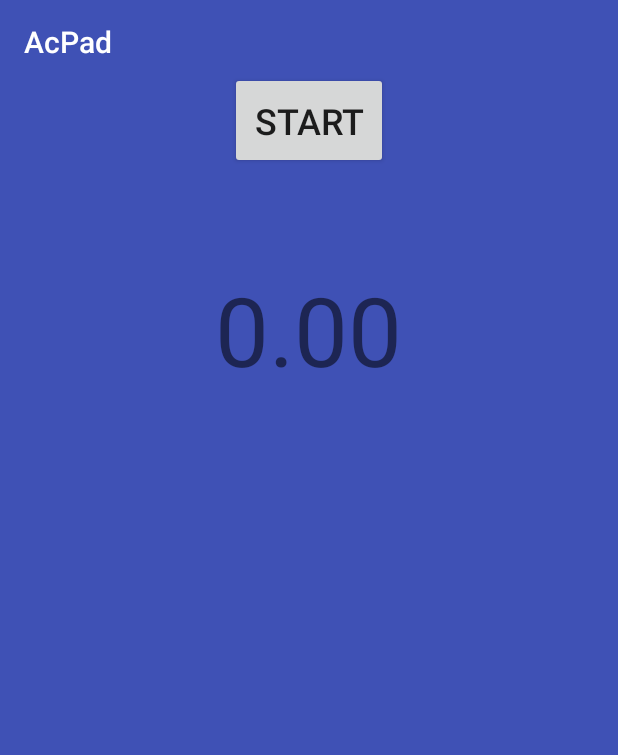
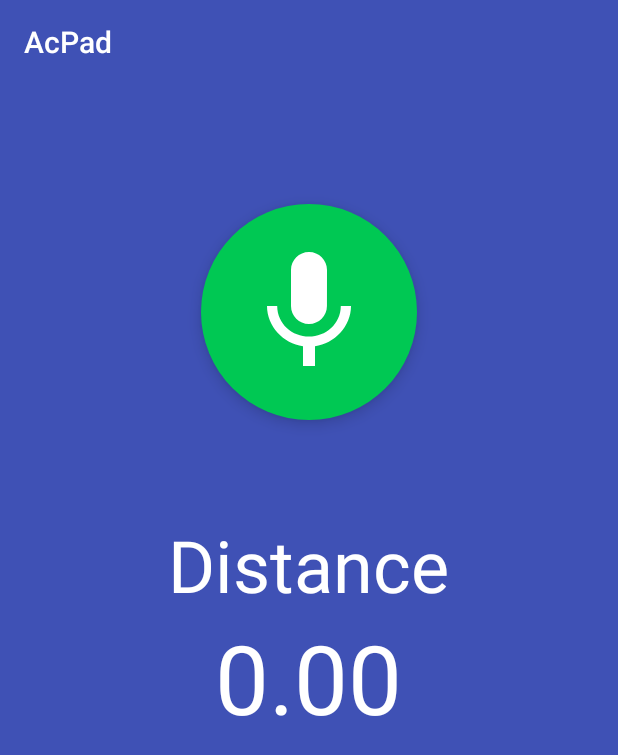
Before and after one commit to jqjiang819/AcousticPad, an Android app: the screen it shows after launch (MainActivity), on a phone screen of 412 x 824 dp. Shown: the top 755 px of the screen. Run offline under Robolectric (Android 15) with nearby library versions, the phone set to English and light mode, and no system bars.

Commit message:
UI: new ui

```diff
--- a/app/src/main/java/com/bigrats/acpad/MainActivity.java
+++ b/app/src/main/java/com/bigrats/acpad/MainActivity.java
@@ -6,6 +6,7 @@ import android.os.Bundle;
 import android.support.v7.widget.Toolbar;
 import android.view.View;
 import android.widget.Button;
+import android.widget.ImageButton;
 import android.widget.TextView;
 
 import com.bigrats.acpad.utils.PermissionRequest;
@@ -14,7 +15,7 @@ import com.bigrats.acpadlib.AcPadHelper;
 import java.text.DecimalFormat;
 
 public class MainActivity extends AppCompatActivity {
-    Button btn_start = null;
+    ImageButton btn_start = null;
     TextView tv_dist = null;
     AcPadHelper acPadHelper = null;
 
@@ -32,7 +33,7 @@ public class MainActivity extends AppCompatActivity {
         Toolbar toolbar = (Toolbar) findViewById(R.id.toolbar);
         setSupportActionBar(toolbar);
 
-        this.btn_start = (Button) findViewById(R.id.btn_start);
+        this.btn_start = (ImageButton) findViewById(R.id.btn_start);
         this.tv_dist = (TextView) findViewById(R.id.tv_dist);
 
         btn_start.setContentDescription("START");
@@ -42,11 +43,8 @@ public class MainActivity extends AppCompatActivity {
         btn_start.setOnClickListener(new View.OnClickListener() {
             @Override
             public void onClick(View v) {
-                Button btn = (Button) v;
-                if (!btn.getContentDescription().equals("STOP")) {
-                    btn.setText("STOP");
-                    btn.setTextColor(getColor(R.color.colorAccent));
-                    btn.setContentDescription("STOP");
+                ImageButton btn = (ImageButton) v;
+                if (btn.getContentDescription().equals("START")) {
                     acPadHelper = new AcPadHelper("LEVD") {
                         @Override
                         public void onDataReceive(double[] data) {
@@ -56,12 +54,15 @@ public class MainActivity extends AppCompatActivity {
                         }
                     };
                     acPadHelper.run();
+                    btn.setImageResource(R.drawable.ic_stop_white_96dp);
+                    btn.setBackgroundResource(R.drawable.oval_btn_stop);
+                    btn.setContentDescription("STOP");
                 } else {
-                    btn.setText("START");
-                    btn.setTextColor(getColor(R.color.colorPrimaryDark));
+                    acPadHelper.stop();
                     tv_dist.setText("0.00");
+                    btn.setImageResource(R.drawable.ic_mic_white_96dp);
+                    btn.setBackgroundResource(R.drawable.oval_btn_start);
                     btn.setContentDescription("START");
-                    acPadHelper.stop();
                 }
             }
         });
--- /dev/null
+++ b/app/src/main/res/drawable/ic_mic_white_96dp.xml
@@ -0,0 +1,15 @@
+<?xml version="1.0" encoding="utf-8"?>
+<vector xmlns:android="http://schemas.android.com/apk/res/android"
+    android:width="96dp"
+    android:height="96dp"
+    android:viewportWidth="24"
+    android:viewportHeight="24">
+
+    <path
+        android:fillColor="#FFFFFF"
+        android:pathData="M12 14c1.66 0 2.99-1.34 2.99-3L15 5c0-1.66-1.34-3-3-3S9 3.34 9 5v6c0 1.66 1.34 3
+3 3zm5.3-3c0 3-2.54 5.1-5.3 5.1S6.7 14 6.7 11H5c0 3.41 2.72 6.23 6
+6.72V21h2v-3.28c3.28-.48 6-3.3 6-6.72h-1.7z" />
+    <path
+        android:pathData="M0 0h24v24H0z" />
+</vector>
--- /dev/null
+++ b/app/src/main/res/drawable/ic_stop_white_96dp.xml
@@ -0,0 +1,13 @@
+<?xml version="1.0" encoding="utf-8"?>
+<vector xmlns:android="http://schemas.android.com/apk/res/android"
+    android:width="72dp"
+    android:height="72dp"
+    android:viewportWidth="24"
+    android:viewportHeight="24">
+
+    <path
+        android:pathData="M0 0h24v24H0z" />
+    <path
+        android:fillColor="#FFFFFF"
+        android:pathData="M6 6h12v12H6z" />
+</vector>
--- /dev/null
+++ b/app/src/main/res/drawable/oval_btn_start.xml
@@ -0,0 +1,50 @@
+<?xml version="1.0" encoding="utf-8"?>
+<selector xmlns:android = "http://schemas.android.com/apk/res/android">
+    <item android:state_pressed="true">
+        <shape xmlns:android="http://schemas.android.com/apk/res/android"
+            android:shape="oval">
+
+            <!-- 填充的颜色 -->
+
+            <solid android:color="@color/md_green_500"/>
+
+            <!-- 设置按钮的四个角为弧形 -->
+
+            <!-- android:radius 弧形的半径 -->
+
+            <corners android:radius="360dip"/>
+
+            <!-- padding: Button 里面的文字与Button边界的间隔 -->
+
+            <padding
+                android:left="10dp"
+                android:top="10dp"
+                android:right="10dp"
+                android:bottom="10dp"/>
+        </shape>
+    </item>
+    <item>
+        <shape xmlns:android="http://schemas.android.com/apk/res/android"
+            android:shape="oval">
+
+            <!-- 填充的颜色 -->
+
+            <solid android:color="@color/md_green_A700"/>
+
+            <!-- 设置按钮的四个角为弧形 -->
+
+            <!-- android:radius 弧形的半径 -->
+
+            <corners android:radius="360dip"/>
+
+            <!-- padding: Button 里面的文字与Button边界的间隔 -->
+
+            <padding
+                android:left="10dp"
+                android:top="10dp"
+                android:right="10dp"
+                android:bottom="10dp"/>
+        </shape>
+    </item>
+
+</selector>
--- /dev/null
+++ b/app/src/main/res/drawable/oval_btn_stop.xml
@@ -0,0 +1,49 @@
+<?xml version="1.0" encoding="utf-8"?>
+<selector xmlns:android = "http://schemas.android.com/apk/res/android">
+    <item android:state_pressed="true">
+        <shape xmlns:android="http://schemas.android.com/apk/res/android"
+            android:shape="oval" android:layout_width="wrap_content" android:layout_height="wrap_content">
+
+            <!-- 填充的颜色 -->
+
+            <solid android:color="@color/md_pink_700"/>
+
+            <!-- 设置按钮的四个角为弧形 -->
+
+            <!-- android:radius 弧形的半径 -->
+
+            <corners android:radius="360dip"/>
+
+            <!-- padding: Button 里面的文字与Button边界的间隔 -->
+
+            <padding
+                android:left="10dp"
+                android:top="10dp"
+                android:right="10dp"
+                android:bottom="10dp"/>
+        </shape>
+    </item>
+    <item>
+        <shape xmlns:android="http://schemas.android.com/apk/res/android"
+            android:shape="oval">
+
+            <!-- 填充的颜色 -->
+
+            <solid android:color="@color/md_pink_500"/>
+
+            <!-- 设置按钮的四个角为弧形 -->
+
+            <!-- android:radius 弧形的半径 -->
+
+            <corners android:radius="360dip"/>
+
+            <!-- padding: Button 里面的文字与Button边界的间隔 -->
+
+            <padding
+                android:left="10dp"
+                android:top="10dp"
+                android:right="10dp"
+                android:bottom="10dp"/>
+        </shape>
+    </item>
+</selector>
--- a/app/src/main/res/layout/content_main.xml
+++ b/app/src/main/res/layout/content_main.xml
@@ -2,26 +2,37 @@
 <LinearLayout xmlns:android="http://schemas.android.com/apk/res/android"
     android:orientation="vertical"
     android:padding="16dp"
+    android:layout_marginTop="?actionBarSize"
     android:layout_width="match_parent"
     android:layout_height="match_parent">
 
-    <Button
+    <ImageButton
         android:id="@+id/btn_start"
+        android:layout_marginTop="64dp"
+        android:layout_width="144dp"
+        android:layout_height="144dp"
+        android:layout_gravity="center"
+        android:background="@drawable/oval_btn_start"
+        android:src="@drawable/ic_mic_white_96dp"
+        android:elevation="6dp"
+        android:contentDescription="START"/>
+
+    <TextView
         android:layout_width="wrap_content"
         android:layout_height="wrap_content"
         android:layout_gravity="center"
-        android:layout_marginTop="32dp"
-        android:padding="16dp"
-        android:textSize="24sp"
-        android:text="Start"/>
+        android:layout_marginTop="64dp"
+        android:textSize="48sp"
+        android:textColor="@color/md_white_1000"
+        android:text="Distance"/>
 
     <TextView
         android:id="@+id/tv_dist"
         android:layout_width="wrap_content"
         android:layout_height="wrap_content"
         android:layout_gravity="center"
-        android:layout_marginTop="64dp"
         android:textSize="64sp"
+        android:textColor="@color/md_white_1000"
         android:text="0.00"/>
 
 </LinearLayout>
```
